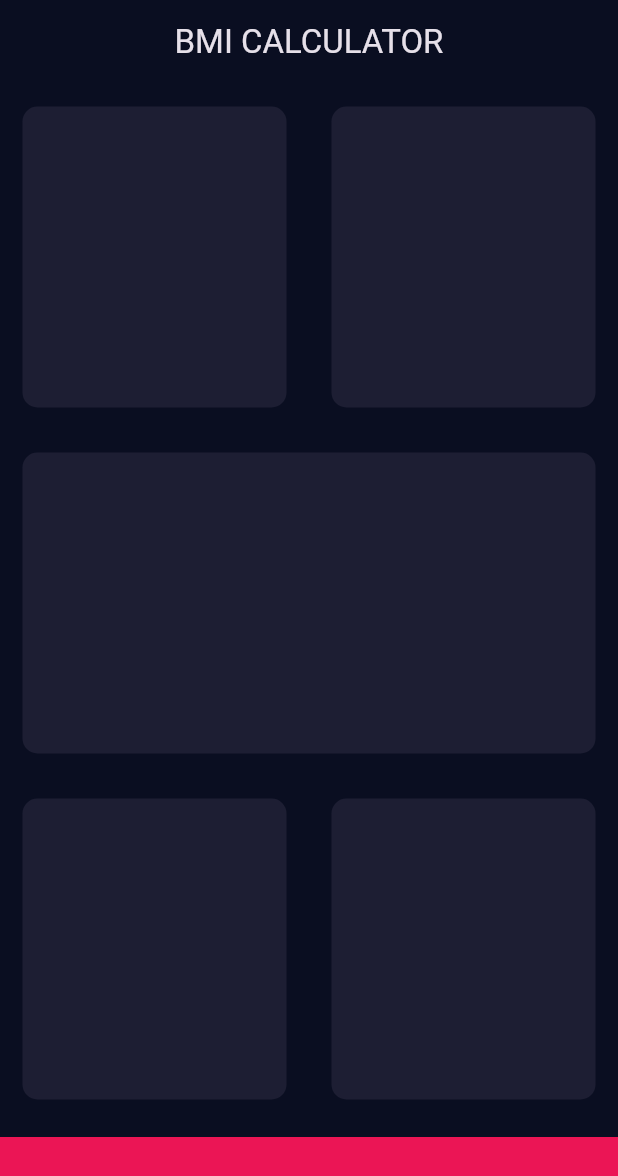
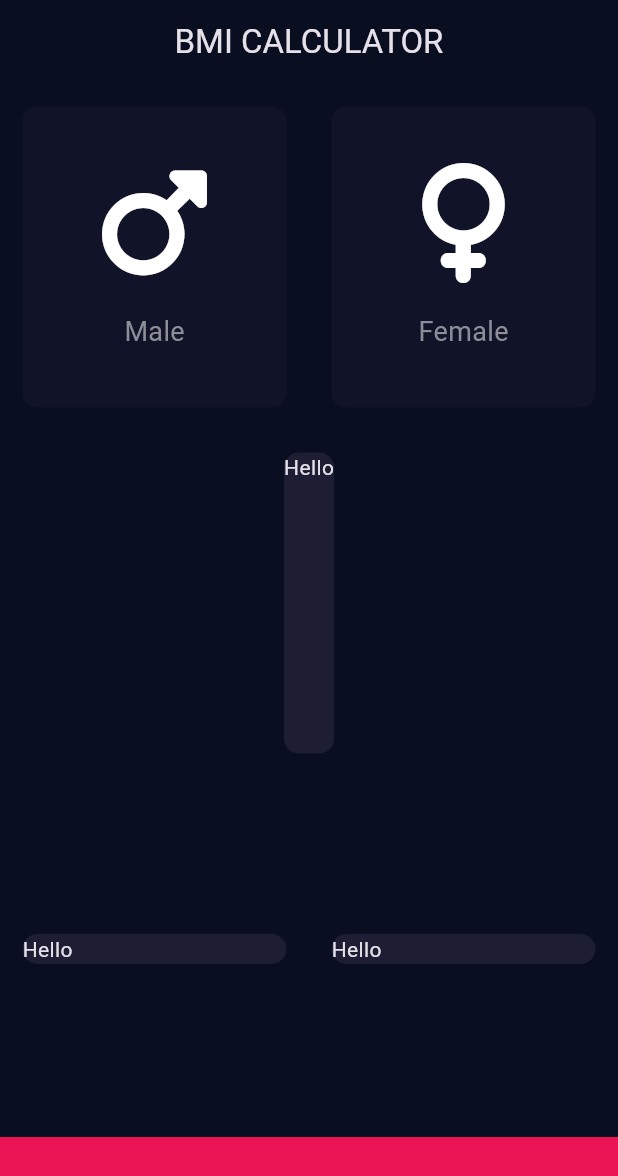
Before and after one commit to Mohanish-25/bmi_calculator, a Flutter app: the screen it shows after launch, on a phone screen of 412 x 824 dp. Shown: the top 1176 px of the screen. Run offline on Flutter 3.47's test engine with Material 3 defaults, Android fonts, the phone set to English and light mode, and no system bars; our stand-ins replace font_awesome_flutter.

Commit message:
Added the functionality to the Gender buttons

```diff
--- /dev/null
+++ b/lib/icon_content.dart
@@ -0,0 +1,31 @@
+import 'package:flutter/material.dart';
+
+const labelTextStyle = TextStyle(
+  fontSize: 18.0,
+  color: Color(0xFF8D8E98),
+);
+
+class IconContent extends StatelessWidget {
+  IconContent({required this.icon, required this.label});
+  final String label;
+  final IconData icon;
+  @override
+  Widget build(BuildContext context) {
+    return Column(
+      mainAxisAlignment: MainAxisAlignment.center,
+      children: [
+        Icon(
+          icon,
+          size: 80.0,
+        ),
+        SizedBox(
+          height: 20.0,
+        ),
+        Text(
+          label,
+          style: labelTextStyle,
+        )
+      ],
+    );
+  }
+}
--- a/lib/input_page.dart
+++ b/lib/input_page.dart
@@ -1,8 +1,13 @@
 // ignore_for_file: prefer_const_constructors, prefer_const_literals_to_create_immutables
 import 'package:flutter/material.dart';
+import 'package:font_awesome_flutter/font_awesome_flutter.dart';
+
+import 'icon_content.dart';
+import 'reusable_card.dart';
 
 const bottomContainerHeight = 66.0;
 const activeCardColor = Color(0xFF1D1E33);
+const inactiveCardColor = Color(0xFF111328);
 const bottomContainerColor = Color(0xFFEB1555);
 
 class InputPage extends StatefulWidget {
@@ -11,6 +16,32 @@ class InputPage extends StatefulWidget {
 }
 
 class _InputPageState extends State<InputPage> {
+  Color malecardColor = inactiveCardColor;
+  Color femaleCardColor = inactiveCardColor;
+// 1 = male, 2 = female
+  void updateColor(int Gender) {
+    //male card pressed
+    if (Gender == 1) {
+      if (malecardColor == inactiveCardColor) {
+        malecardColor = activeCardColor;
+        femaleCardColor = inactiveCardColor;
+      } else {
+        malecardColor = inactiveCardColor;
+        femaleCardColor = activeCardColor;
+      }
+    }
+//female card pressed
+    if (Gender == 2) {
+      if (femaleCardColor == inactiveCardColor) {
+        femaleCardColor = activeCardColor;
+        malecardColor = inactiveCardColor;
+      } else {
+        femaleCardColor = inactiveCardColor;
+        malecardColor = activeCardColor;
+      }
+    }
+  }
+
   @override
   Widget build(BuildContext context) {
     return Scaffold(
@@ -24,13 +55,35 @@ class _InputPageState extends State<InputPage> {
               child: Row(
                 children: [
                   Expanded(
-                    child: ReusableCard(
-                      colour: activeCardColor,
+                    child: GestureDetector(
+                      onTap: () {
+                        setState(() {
+                          updateColor(1);
+                        });
+                      },
+                      child: ReusableCard(
+                        colour: malecardColor,
+                        cardChild: IconContent(
+                          icon: FontAwesomeIcons.mars,
+                          label: 'Male',
+                        ),
+                      ),
                     ),
                   ),
                   Expanded(
-                    child: ReusableCard(
-                      colour: activeCardColor,
+                    child: GestureDetector(
+                      onTap: () {
+                        setState(() {
+                          updateColor(2);
+                        });
+                      },
+                      child: ReusableCard(
+                        colour: femaleCardColor,
+                        cardChild: IconContent(
+                          icon: FontAwesomeIcons.venus,
+                          label: 'Female',
+                        ),
+                      ),
                     ),
                   ),
                 ],
@@ -38,6 +91,7 @@ class _InputPageState extends State<InputPage> {
             ),
             Expanded(
               child: ReusableCard(
+                cardChild: Text('Hello'),
                 colour: activeCardColor,
               ),
             ),
@@ -46,11 +100,13 @@ class _InputPageState extends State<InputPage> {
                 children: [
                   Expanded(
                     child: ReusableCard(
+                      cardChild: Text('Hello'),
                       colour: activeCardColor,
                     ),
                   ),
                   Expanded(
                     child: ReusableCard(
+                      cardChild: Text('Hello'),
                       colour: activeCardColor,
                     ),
                   ),
@@ -69,19 +125,3 @@ class _InputPageState extends State<InputPage> {
     );
   }
 }
-
-class ReusableCard extends StatelessWidget {
-  ReusableCard({required this.colour});
-  final Color colour;
-
-  @override
-  Widget build(BuildContext context) {
-    return Container(
-      margin: EdgeInsets.all(15.0),
-      decoration: BoxDecoration(
-        color: colour,
-        borderRadius: BorderRadius.circular(10.0),
-      ),
-    );
-  }
-}
--- /dev/null
+++ b/lib/reusable_card.dart
@@ -0,0 +1,19 @@
+import 'package:flutter/material.dart';
+
+class ReusableCard extends StatelessWidget {
+  ReusableCard({required this.colour, required this.cardChild});
+  final Color colour;
+  final Widget cardChild;
+
+  @override
+  Widget build(BuildContext context) {
+    return Container(
+      child: cardChild,
+      margin: EdgeInsets.all(15.0),
+      decoration: BoxDecoration(
+        color: colour,
+        borderRadius: BorderRadius.circular(10.0),
+      ),
+    );
+  }
+}
--- a/pubspec.yaml
+++ b/pubspec.yaml
@@ -35,6 +35,7 @@ dependencies:
   # The following adds the Cupertino Icons font to your application.
   # Use with the CupertinoIcons class for iOS style icons.
   cupertino_icons: ^1.0.2
+  font_awesome_flutter: ^10.7.0
 
 dev_dependencies:
   flutter_test:
```
Also changed, not shown: pubspec.lock.
